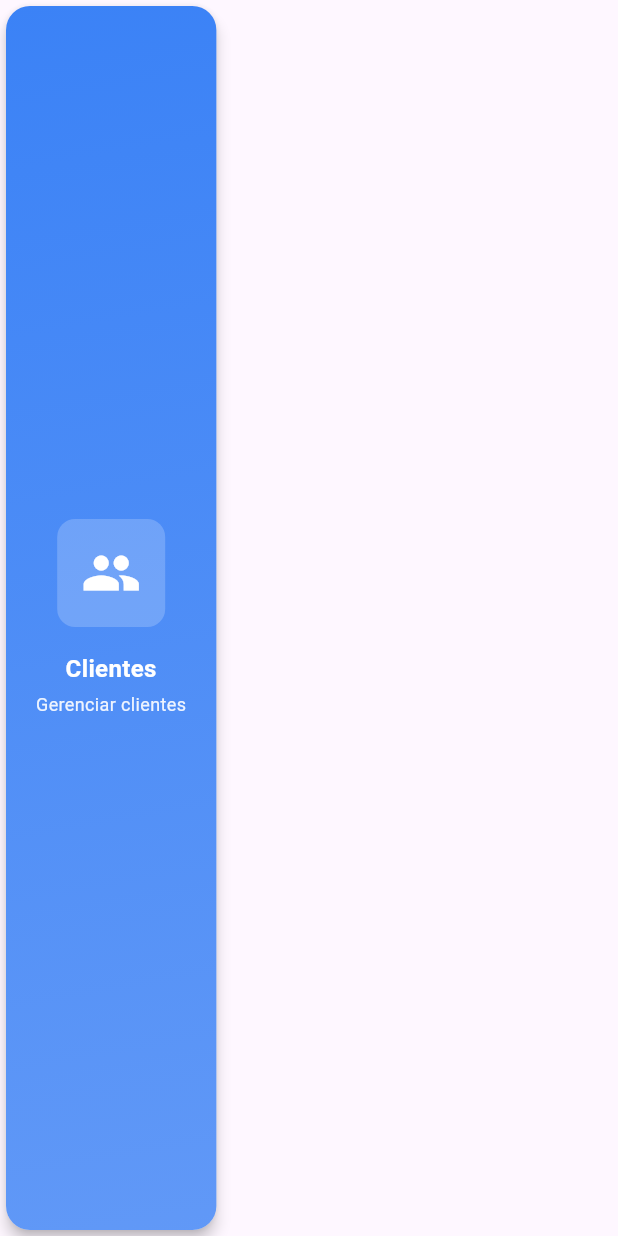
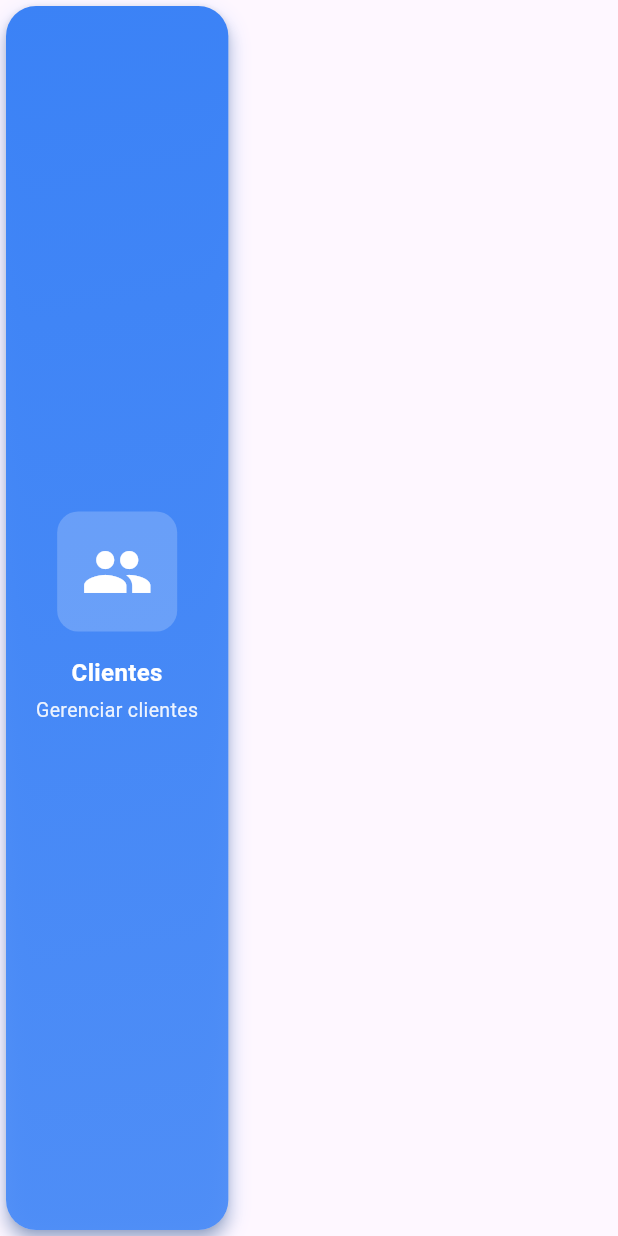
Before and after one commit to RonaldoDev07/sorveteria-web, a Flutter app: the _FinanceiroCard widget shown alone on an empty page, opened directly, on a phone screen of 412 x 824 dp. Run offline on Flutter 3.47's test engine with Material 3 defaults, Android fonts, the phone set to English and light mode, and no system bars; our stand-ins replace shared_preferences; missing offline and left inert: dart:html, mobile_scanner; accounts and stored records are empty.

```diff
--- a/lib/screens/financeiro_screen.dart
+++ b/lib/screens/financeiro_screen.dart
@@ -99,20 +99,27 @@
     return Card(
       elevation: 4,
       shape: RoundedRectangleBorder(
-        borderRadius: BorderRadius.circular(16),
+        borderRadius: BorderRadius.circular(20),
       ),
       child: InkWell(
         onTap: onTap,
-        borderRadius: BorderRadius.circular(16),
+        borderRadius: BorderRadius.circular(20),
         child: Container(
           padding: const EdgeInsets.all(20),
           decoration: BoxDecoration(
-            borderRadius: BorderRadius.circular(16),
+            borderRadius: BorderRadius.circular(20),
             gradient: LinearGradient(
-              colors: [color, color.withOpacity(0.8)],
+              colors: [color, color.withOpacity(0.85)],
               begin: Alignment.topLeft,
               end: Alignment.bottomRight,
             ),
+            boxShadow: [
+              BoxShadow(
+                color: color.withOpacity(0.3),
+                blurRadius: 12,
+                offset: const Offset(0, 6),
+              ),
+            ],
           ),
           child: Column(
             mainAxisAlignment: MainAxisAlignment.center,
@@ -121,11 +128,11 @@
                 padding: const EdgeInsets.all(16),
                 decoration: BoxDecoration(
                   color: Colors.white.withOpacity(0.2),
-                  borderRadius: BorderRadius.circular(12),
+                  borderRadius: BorderRadius.circular(14),
                 ),
                 child: Icon(
                   icon,
-                  size: 40,
+                  size: 48,
                   color: Colors.white,
                 ),
               ),
@@ -144,7 +151,7 @@
                 subtitle,
                 textAlign: TextAlign.center,
                 style: TextStyle(
-                  fontSize: 12,
+                  fontSize: 13,
                   color: Colors.white.withOpacity(0.9),
                 ),
               ),
```
Also changed, not shown: lib/screens/produtos_screen.dart (+34 -47 lines), lib/screens/selecionar_produto_screen.dart (+36 -8 lines), 3 other files.
